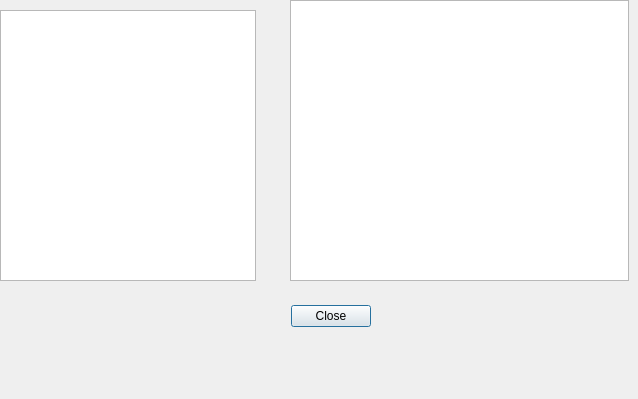
Above: ui/history.ui from Narfinger/reknote before the change. Below: the same form after it.
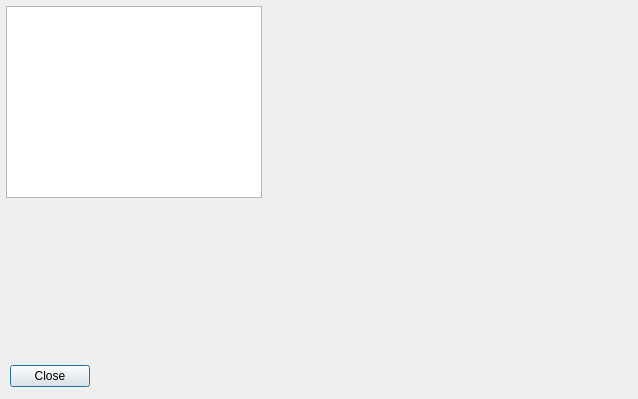
That is the form after the change. Custom widgets are drawn as their Qt base class.

Commit message: renamed sm in spikenotewidget to the better stm and added shim to load git commit to it

Patch:
```diff
--- a/ui/history.ui
+++ b/ui/history.ui
@@ -16,10 +16,10 @@
   <widget class="QDialogButtonBox" name="buttonBox">
    <property name="geometry">
     <rect>
-     <x>30</x>
-     <y>300</y>
-     <width>341</width>
-     <height>32</height>
+     <x>6</x>
+     <y>360</y>
+     <width>84</width>
+     <height>33</height>
     </rect>
    </property>
    <property name="orientation">
@@ -32,44 +32,32 @@
   <widget class="QListWidget" name="dateList">
    <property name="geometry">
     <rect>
-     <x>0</x>
-     <y>10</y>
+     <x>6</x>
+     <y>6</y>
      <width>256</width>
-     <height>271</height>
+     <height>192</height>
     </rect>
    </property>
   </widget>
-  <widget class="QTreeView" name="spikestreeview">
+  <widget class="SpikeNoteWidget" name="spikenotewidget" native="true">
    <property name="geometry">
     <rect>
-     <x>290</x>
-     <y>0</y>
-     <width>339</width>
-     <height>281</height>
+     <x>267</x>
+     <y>6</y>
+     <width>371</width>
+     <height>348</height>
     </rect>
    </property>
-   <property name="font">
-    <font>
-     <pointsize>12</pointsize>
-    </font>
-   </property>
-   <property name="dragEnabled">
-    <bool>false</bool>
-   </property>
-   <property name="dragDropMode">
-    <enum>QAbstractItemView::NoDragDrop</enum>
-   </property>
-   <property name="defaultDropAction">
-    <enum>Qt::MoveAction</enum>
-   </property>
-   <property name="textElideMode">
-    <enum>Qt::ElideNone</enum>
-   </property>
-   <property name="wordWrap">
-    <bool>true</bool>
-   </property>
   </widget>
  </widget>
+ <customwidgets>
+  <customwidget>
+   <class>SpikeNoteWidget</class>
+   <extends>QWidget</extends>
+   <header>src/spikenotewidget.h</header>
+   <container>1</container>
+  </customwidget>
+ </customwidgets>
  <resources/>
  <connections>
   <connection>
```
The commit also changes 4 other files.
